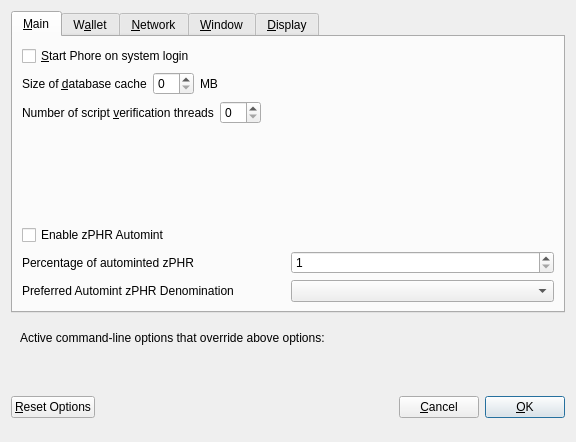
Before: the Qt Designer form src/qt/forms/optionsdialog.ui in digitalrupee-project/rupee, drawn with Qt 5.
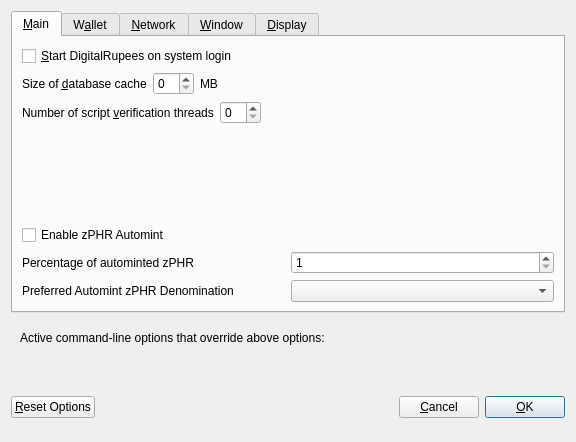
After: the same form once the commit is applied. The open tabs and pages were chosen to show the change. Custom widgets are drawn as their Qt base class.

```diff
--- a/src/qt/forms/optionsdialog.ui
+++ b/src/qt/forms/optionsdialog.ui
@@ -33,7 +33,7 @@
           <string>Automatically start Phore after logging in to the system.</string>
          </property>
          <property name="text">
-          <string>&amp;Start Phore on system login</string>
+          <string>&amp;Start DigitalRupees on system login</string>
          </property>
         </widget>
        </item>
```
Left out of the diff: 10 changed lines with no effect on the pictures.
